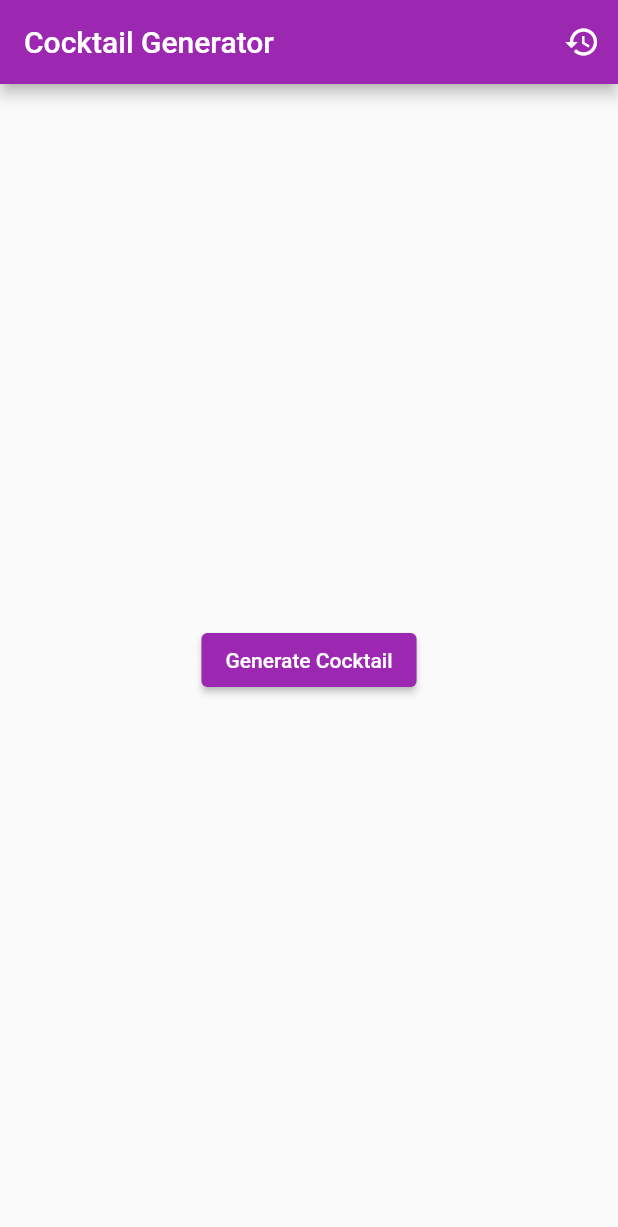
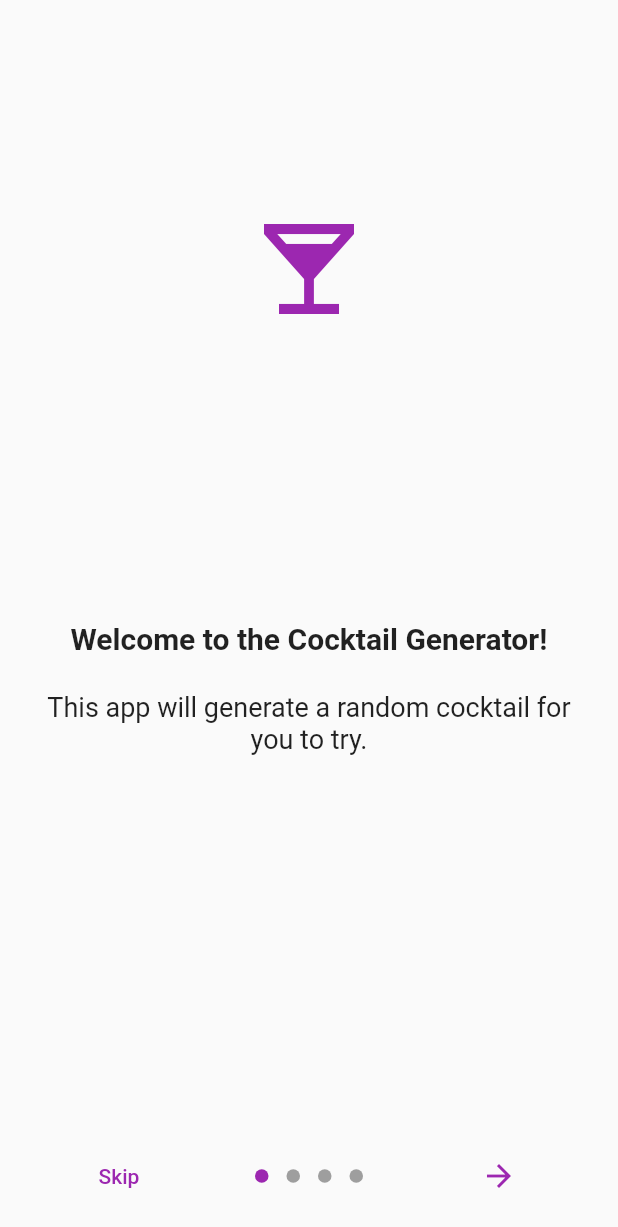
Before and after one commit to SoranRaof/Cocktail-Generator-Flutter, a Flutter app: the screen it shows after launch, on a phone screen of 412 x 824 dp. Shown: the top 1227 px of the screen. Run offline on Flutter 3.47's test engine with Material 2 defaults, Android fonts, the phone set to English and light mode, and no system bars; drawn by our look-alikes of introduction_screen; our stand-ins replace dio.

Commit message:
introduction page, filter non alcoholic drinks

```diff
--- a/lib/cocktail_generator.dart
+++ b/lib/cocktail_generator.dart
@@ -52,7 +52,7 @@ class CocktailGeneratorState extends State<CocktailGenerator> {
       body: Center(
         child: _cocktail == null
             ? ElevatedButton(
-                child: Text('Generate Cocktail'),
+                child: Text('Generate Cocktail!'),
                 onPressed: _fetchCocktail,
               )
             : Column(
@@ -62,7 +62,7 @@ class CocktailGeneratorState extends State<CocktailGenerator> {
                   Text(_cocktail!.category),
                   Text(_cocktail!.alcoholic),
                   ElevatedButton(
-                    child: Text('Generate Another Cocktail'),
+                    child: Text('Generate Another Cocktail!'),
                     onPressed: _fetchCocktail,
                   ),
                   ElevatedButton(
--- /dev/null
+++ b/lib/introduction_screen.dart
@@ -0,0 +1,58 @@
+import 'package:cocktail_app/cocktail_generator.dart';
+import 'package:flutter/material.dart';
+import 'package:introduction_screen/introduction_screen.dart';
+
+class IntroScreen extends StatelessWidget {
+  List<PageViewModel> getPages() {
+    return [
+      PageViewModel(
+        title: "Welcome to the Cocktail Generator!",
+        body: "This app will generate a random cocktail for you to try.",
+        image: const Center(
+            child: Icon(Icons.local_bar, size: 80, color: Colors.purple)),
+      ),
+      PageViewModel(
+        title: "Press the Generate Cocktail button to get started.",
+        body:
+            "We recommend pressing this button at least 10 times to get a good variety of cocktails.",
+        image: const Center(
+            child: Icon(Icons.local_bar, size: 80, color: Colors.purple)),
+      ),
+      PageViewModel(
+        title: "Press the history button.",
+        body:
+            "This will show you a list of all the cocktails you have generated so far along with an option to see the recipe intrsuctions.",
+        image: const Center(
+            child: Icon(Icons.history, size: 80, color: Colors.purple)),
+      ),
+      PageViewModel(
+        title: "Don't fancy an alcoholic drink?",
+        body:
+            " Press the Mocktail button in the history section to filter a non-alcoholic cocktail.",
+        image: const Center(
+            child: Icon(Icons.no_drinks, size: 80, color: Colors.purple)),
+      ),
+    ];
+  }
+
+  @override
+  Widget build(BuildContext context) {
+    return IntroductionScreen(
+      pages: getPages(),
+      onDone: () {
+        Navigator.of(context).pushReplacement(
+          MaterialPageRoute(builder: (_) => CocktailGenerator()),
+        );
+      },
+      onSkip: () {
+        Navigator.of(context).pushReplacement(
+          MaterialPageRoute(builder: (_) => CocktailGenerator()),
+        );
+      },
+      showSkipButton: true,
+      skip: const Text("Skip"),
+      done: const Text("Done"),
+      next: const Icon(Icons.arrow_forward),
+    );
+  }
+}
--- a/lib/main.dart
+++ b/lib/main.dart
@@ -1,12 +1,13 @@
 import 'package:flutter/material.dart';
-import 'cocktail_generator.dart';
+import "introduction_screen.dart";
 
 void main() {
   runApp(MaterialApp(
+    debugShowCheckedModeBanner: false,
     title: "Cocktail Generator",
     theme: ThemeData(
       primarySwatch: Colors.purple,
     ),
-    home: CocktailGenerator(),
+    home: IntroScreen(),
   ));
 }
--- a/pubspec.yaml
+++ b/pubspec.yaml
@@ -31,6 +31,8 @@ dependencies:
   flutter:
     sdk: flutter
   dio: ^4.0.0
+  introduction_screen: ^3.1.12
+  intro_views_flutter: ^3.0.0
 
   # The following adds the Cupertino Icons font to your application.
   # Use with the CupertinoIcons class for iOS style icons.
```
Also changed, not shown: lib/cocktail_instructions.dart (+20 -15 lines), lib/previous_cocktails.dart (+28 -3 lines), pubspec.lock, 7 other files.
